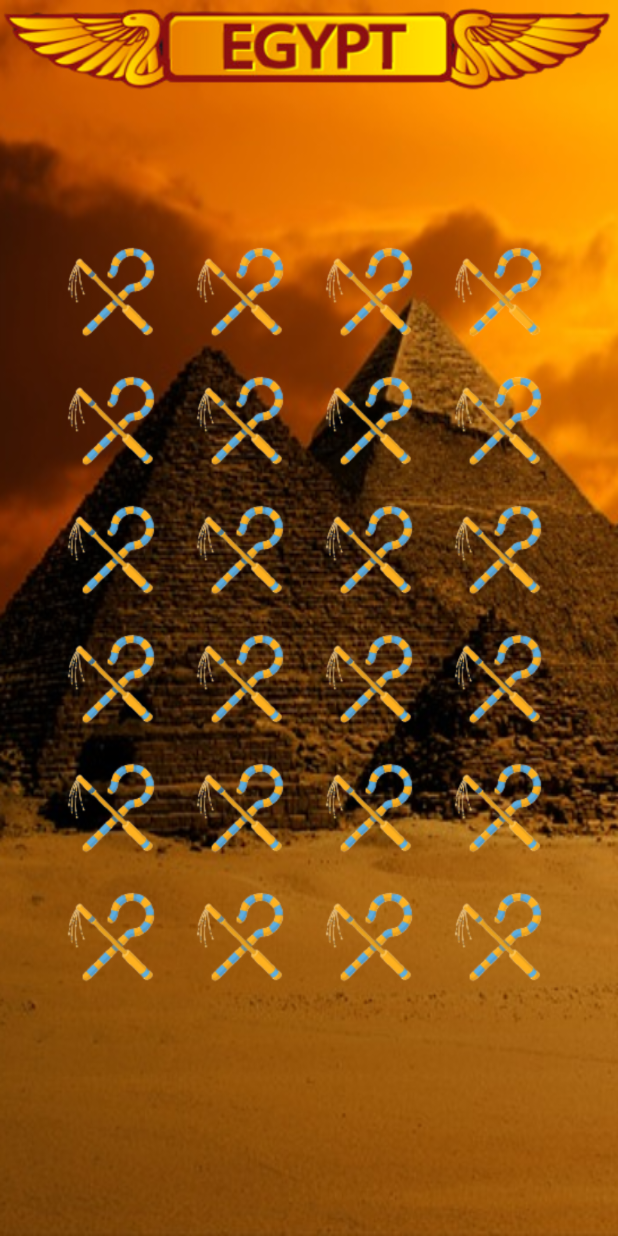
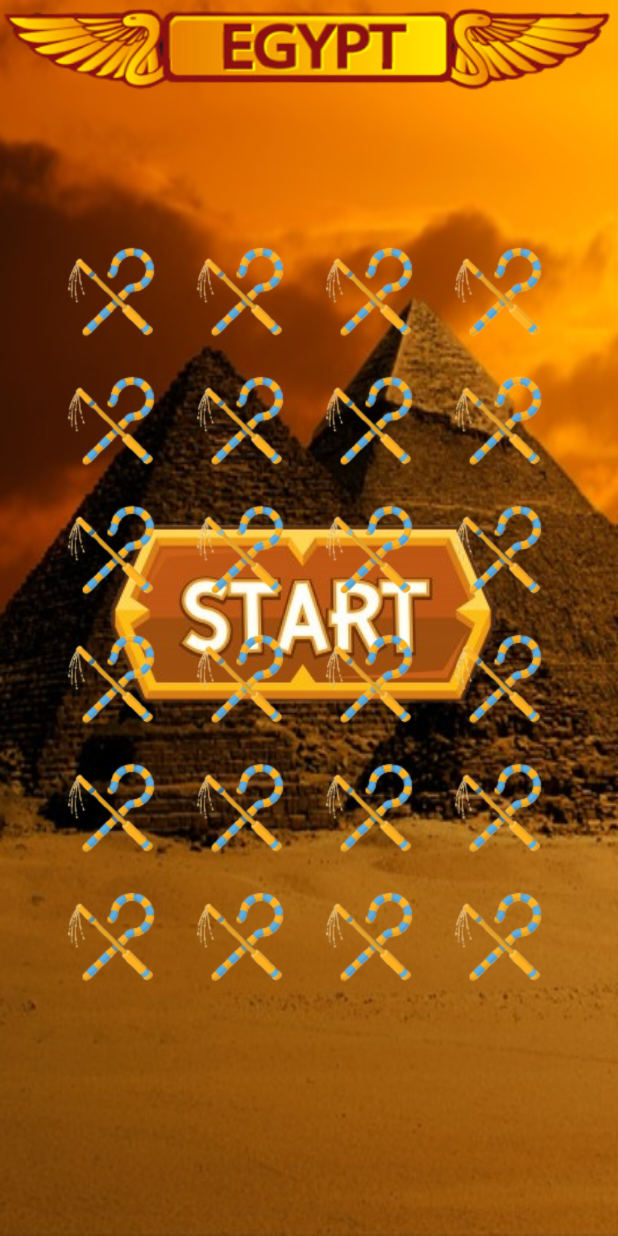
Before and after one commit to MadMakZa/SearchPair, an Android app: the layout activity_main.xml on its own in the app's theme, with its tools: preview values and no code run, on a phone screen of 412 x 824 dp. Run offline under Robolectric (Android 15) with nearby library versions, the light colour scheme and no system bars.

Commit message:
new button start

```diff
--- a/app/src/main/res/layout/activity_main.xml
+++ b/app/src/main/res/layout/activity_main.xml
@@ -7,6 +7,19 @@
     android:duration="@android:integer/config_longAnimTime"
     android:background="@drawable/background1"
     android:orientation="vertical">
+
+    <ImageView
+        android:id="@+id/idImageLogo"
+        android:layout_width="match_parent"
+        android:layout_height="wrap_content"
+        app:srcCompat="@drawable/logo" />
+
+    <ImageButton
+        android:id="@+id/btn_new_game"
+        android:layout_width="wrap_content"
+        android:layout_height="wrap_content"
+        android:layout_gravity="center"
+        android:background="@drawable/btn_start_egypt" />
 
     <GridLayout
         android:layout_width="wrap_content"
@@ -323,12 +336,6 @@
 
     </GridLayout>
 
-    <ImageView
-        android:id="@+id/idImageLogo"
-        android:layout_width="match_parent"
-        android:layout_height="wrap_content"
-        android:onClick="onClickLogo"
-        app:srcCompat="@drawable/logo" />
 
 
 
```
Also changed, not shown: app/src/main/java/com/example/searchpair/MainActivity.kt (+6 -8 lines), app/src/main/res/drawable-v24/btn_start_egypt.png (added).
